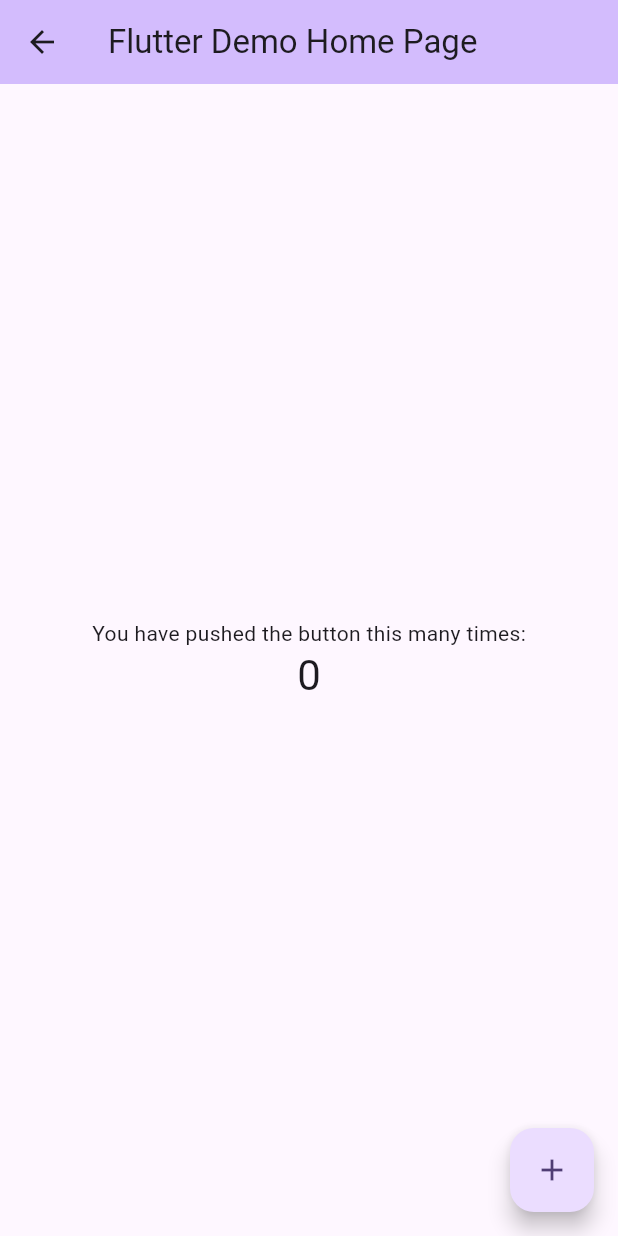
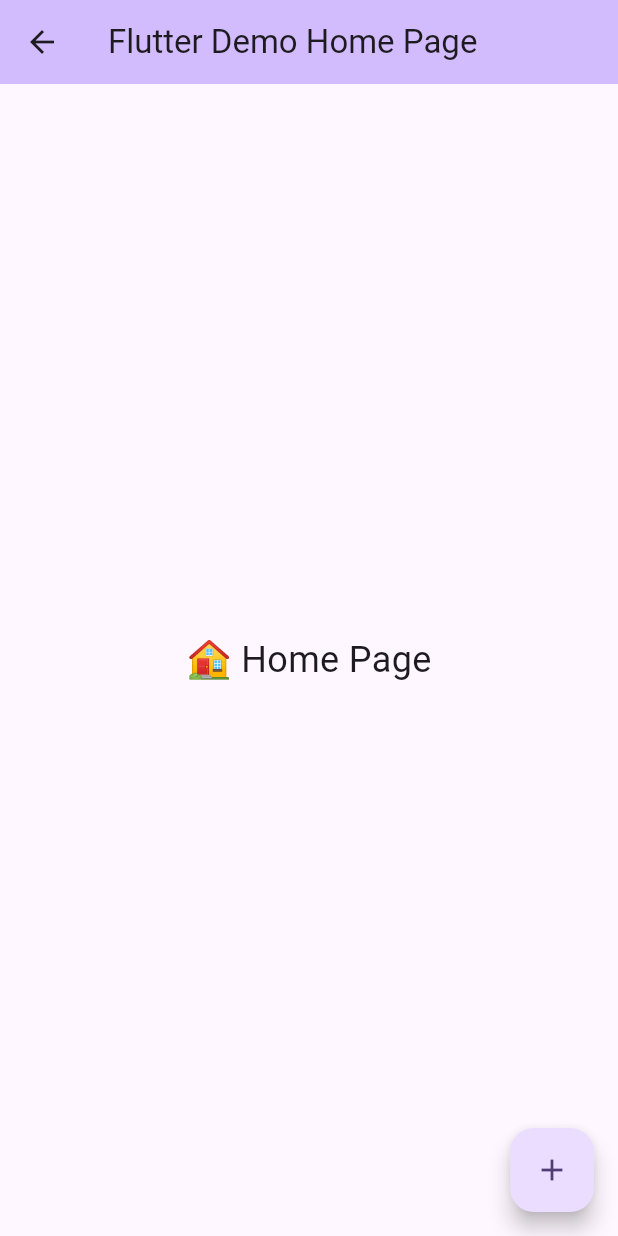
Before and after one commit to sateban/project-gabay, a Flutter app: the MyHomePage screen opened directly, on a phone screen of 412 x 824 dp. Run offline on Flutter 3.47's test engine with Material 3 defaults, Android fonts, the phone set to English and light mode, and no system bars; our stand-ins replace flutter_svg, logger.

Commit message:
feature: allow selection from navigation

```diff
--- a/lib/main.dart
+++ b/lib/main.dart
@@ -434,6 +434,20 @@ class _MyHomePageState extends State<MyHomePage> {
     });
   }
 
+  // Pages for each tab
+  static const List<Widget> _pages = <Widget>[
+    Center(child: Text("🏠 Home Page", style: TextStyle(fontSize: 24))),
+    Center(child: Text("📜 History Page", style: TextStyle(fontSize: 24))),
+    Center(child: Text("🔔 Alerts Page", style: TextStyle(fontSize: 24))),
+    Center(child: Text("⚙️ Settings Page", style: TextStyle(fontSize: 24))),
+  ];
+
+  void _onItemTapped(int index) {
+    setState(() {
+      _selectedIndex = index;
+    });
+  }
+
   @override
   Widget build(BuildContext context) {
     // This method is rerun every time setState is called, for instance as done
@@ -453,33 +467,34 @@ class _MyHomePageState extends State<MyHomePage> {
         // the App.build method, and use it to set our appbar title.
         title: Text(widget.title),
       ),
-      body: Center(
-        // Center is a layout widget. It takes a single child and positions it
-        // in the middle of the parent.
-        child: Column(
-          // Column is also a layout widget. It takes a list of children and
-          // arranges them vertically. By default, it sizes itself to fit its
-          // children horizontally, and tries to be as tall as its parent.
-          //
-          // Column has various properties to control how it sizes itself and
-          // how it positions its children. Here we use mainAxisAlignment to
-          // center the children vertically; the main axis here is the vertical
-          // axis because Columns are vertical (the cross axis would be
-          // horizontal).
-          //
-          // TRY THIS: Invoke "debug painting" (choose the "Toggle Debug Paint"
-          // action in the IDE, or press "p" in the console), to see the
-          // wireframe for each widget.
-          mainAxisAlignment: MainAxisAlignment.center,
-          children: <Widget>[
-            const Text('You have pushed the button this many times:'),
-            Text(
-              '$_counter',
-              style: Theme.of(context).textTheme.headlineMedium,
-            ),
-          ],
-        ),
-      ),
+      // body: Center(
+      //   // Center is a layout widget. It takes a single child and positions it
+      //   // in the middle of the parent.
+      //   child: Column(
+      //     // Column is also a layout widget. It takes a list of children and
+      //     // arranges them vertically. By default, it sizes itself to fit its
+      //     // children horizontally, and tries to be as tall as its parent.
+      //     //
+      //     // Column has various properties to control how it sizes itself and
+      //     // how it positions its children. Here we use mainAxisAlignment to
+      //     // center the children vertically; the main axis here is the vertical
+      //     // axis because Columns are vertical (the cross axis would be
+      //     // horizontal).
+      //     //
+      //     // TRY THIS: Invoke "debug painting" (choose the "Toggle Debug Paint"
+      //     // action in the IDE, or press "p" in the console), to see the
+      //     // wireframe for each widget.
+      //     mainAxisAlignment: MainAxisAlignment.center,
+      //     children: <Widget>[
+      //       const Text('You have pushed the button this many times:'),
+      //       Text(
+      //         '$_counter',
+      //         style: Theme.of(context).textTheme.headlineMedium,
+      //       ),
+      //     ],
+      //   ),
+      // ),
+      body: _pages[_selectedIndex],
       floatingActionButton: FloatingActionButton(
         onPressed: _incrementCounter,
         tooltip: 'Increment',
```
